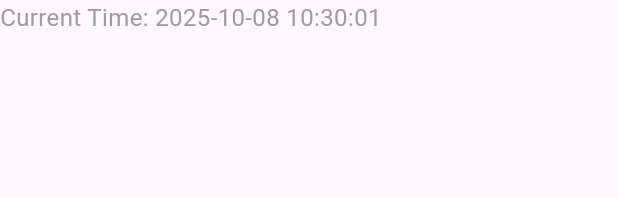
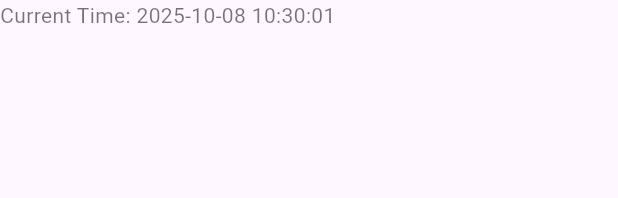
Before and after one commit to yossraelfehri/workshop2, a Flutter app: the WaitingRoomTimestamp widget shown alone on an empty page, opened directly, on a phone screen of 412 x 824 dp. Shown: the top 198 px of the screen. Run offline on Flutter 3.47's test engine with Material 3 defaults, Android fonts, the phone set to English and light mode, and no system bars; statements that could not run were skipped.

Commit message:
feat: add live timestamp to waiting room card

```diff
--- a/lib/waiting_room_timestamp.dart
+++ b/lib/waiting_room_timestamp.dart
@@ -1,22 +1,25 @@
 import 'package:flutter/material.dart';
-import 'dart:async';
+import 'dart:async'; // Required for the Timer class
 
 class WaitingRoomTimestamp extends StatefulWidget {
   const WaitingRoomTimestamp({super.key});
-
   @override
   State<WaitingRoomTimestamp> createState() => _WaitingRoomTimestampState();
 }
 
 class _WaitingRoomTimestampState extends State<WaitingRoomTimestamp> {
+  // A variable to hold the current time
   late DateTime _currentTime;
+  // A timer to update the time periodically
   late Timer _timer;
-
   @override
   void initState() {
     super.initState();
+    // Initialize the current time when the widget is created
     _currentTime = DateTime.now();
+    // Set up a periodic timer to update the state every second
     _timer = Timer.periodic(const Duration(seconds: 1), (timer) {
+      // Use setState to rebuild the widget with the new time
       setState(() {
         _currentTime = DateTime.now();
       });
@@ -25,16 +28,19 @@ class _WaitingRoomTimestampState extends State<WaitingRoomTimestamp> {
 
   @override
   void dispose() {
+    // This is crucial! Cancel the timer when the widget is removed from the tree
+    // to prevent memory leaks and unnecessary processing.
     _timer.cancel();
     super.dispose();
   }
 
   @override
   Widget build(BuildContext context) {
+    // Format the date and time to a readable string
     final formattedTime = _currentTime.toString().split('.')[0];
     return Text(
       'Current Time: $formattedTime',
-      style: const TextStyle(fontSize: 16, color: Colors.grey),
+      style: const TextStyle(fontSize: 14, color: Colors.black54),
     );
   }
 }
```
